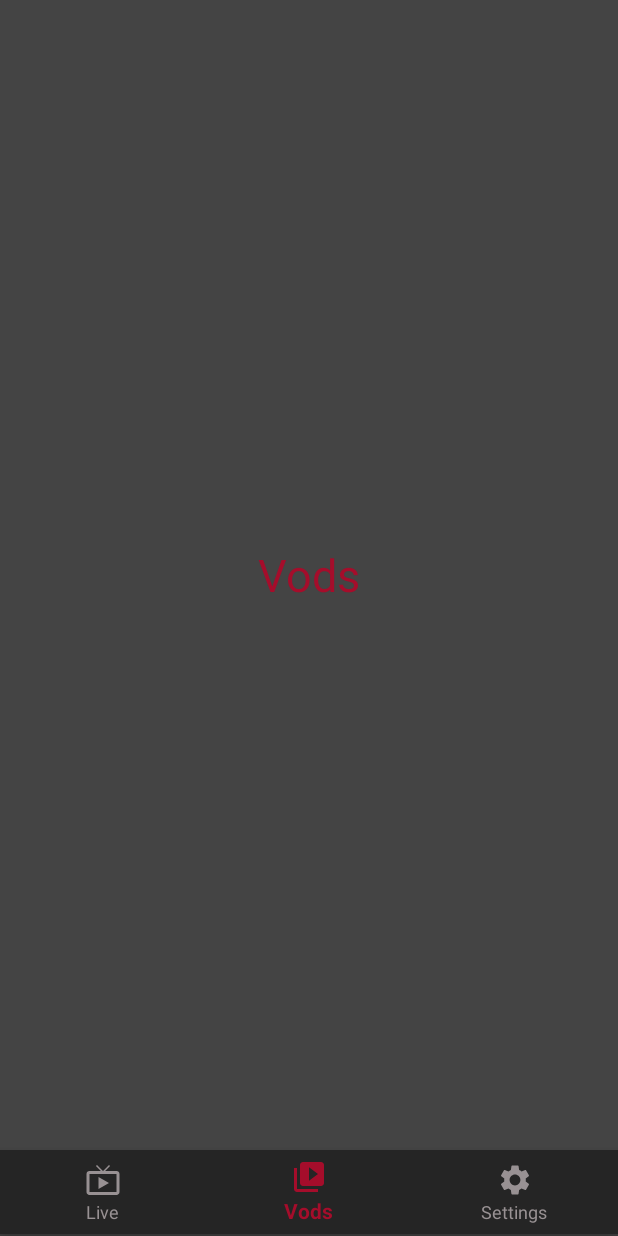
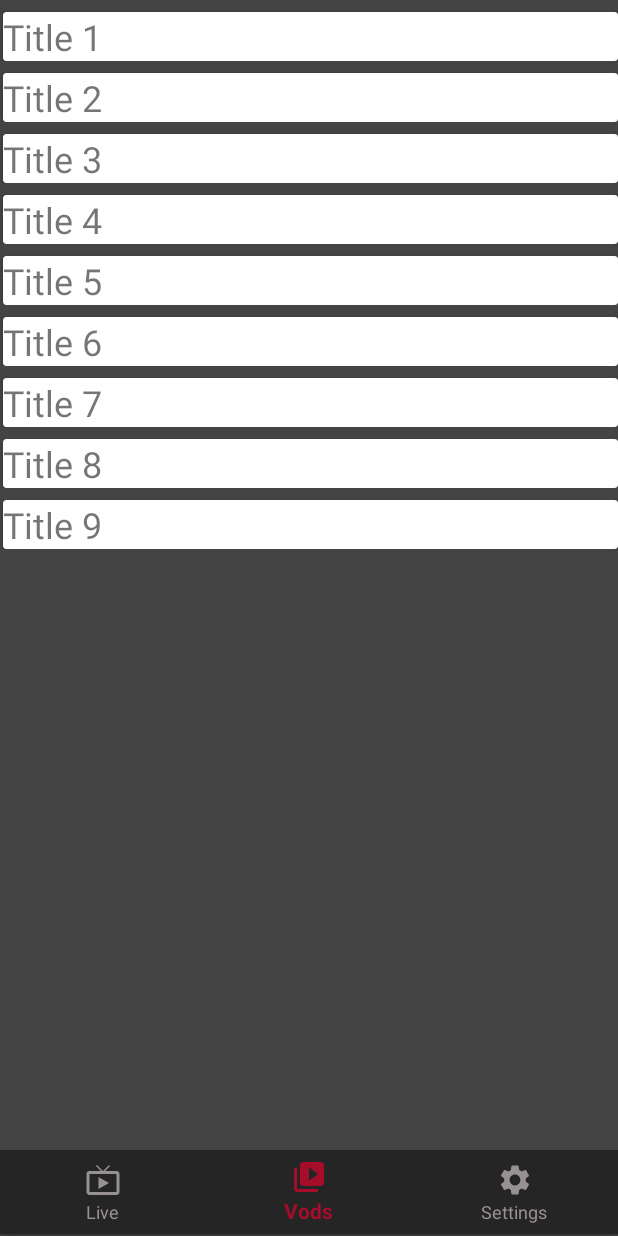
Before and after one commit to leonardosantoss/Twitchflix, an Android app: the screen it shows after launch (MainActivity), item 2 of the bottom bar chosen, on a phone screen of 412 x 824 dp. Run offline under Robolectric (Android 15) with nearby library versions, the phone set to English and light mode, and no system bars.

Commit message:
RecyclerView + CardView on VodsFragment added, displays only example titles

```diff
--- a/app/build.gradle
+++ b/app/build.gradle
@@ -24,6 +24,8 @@ dependencies {
     implementation 'com.android.support:design:28.0.0'
     implementation 'com.android.support.constraint:constraint-layout:1.1.3'
     implementation 'com.android.support:support-v4:28.0.0'
+    implementation 'com.android.support:recyclerview-v7:28.0.0'
+    implementation 'com.android.support:cardview-v7:28.0.0'
     testImplementation 'junit:junit:4.12'
     androidTestImplementation 'com.android.support.test:runner:1.0.2'
     androidTestImplementation 'com.android.support.test.espresso:espresso-core:3.0.2'
--- /dev/null
+++ b/app/src/main/java/com/example/twitchflix/CardAdapter.java
@@ -0,0 +1,48 @@
+package com.example.twitchflix;
+
+import android.support.annotation.NonNull;
+import android.support.v7.widget.RecyclerView;
+import android.view.LayoutInflater;
+import android.view.View;
+import android.view.ViewGroup;
+import android.widget.TextView;
+
+public class CardAdapter extends RecyclerView.Adapter <CardAdapter.MyViewHolder>{
+
+    // Provide a reference to the views for each data item
+    private String[] mFilm = {"Title 1", "Title 2", "Title 3", "Title 4", "Title 5", "Title 6", "Title 7", "Title 8", "Title 9" };
+
+
+
+
+    public static class MyViewHolder extends RecyclerView.ViewHolder{
+        public TextView title;
+
+        public MyViewHolder(View itemView) {
+            super(itemView);
+            this.title = (TextView) itemView.findViewById(R.id.film_title);
+        }
+    }
+
+    // Create new views (invoked by the layout manager)
+    @NonNull
+    @Override
+    public CardAdapter.MyViewHolder onCreateViewHolder(@NonNull ViewGroup viewGroup, int i) {
+        View view =  LayoutInflater.from(viewGroup.getContext()).inflate(R.layout.cardview_vods_layout, viewGroup, false);
+        MyViewHolder vh = new MyViewHolder(view);
+        return vh;
+    }
+
+    // Replace the contents of a view (invoked by the layout manager)
+    @Override
+    public void onBindViewHolder(@NonNull MyViewHolder myViewHolder, int i) {
+        myViewHolder.title.setText(mFilm[i]);
+
+    }
+
+
+    @Override
+    public int getItemCount() {
+        return mFilm.length;
+    }
+}
--- a/app/src/main/java/com/example/twitchflix/MainActivity.java
+++ b/app/src/main/java/com/example/twitchflix/MainActivity.java
@@ -8,6 +8,8 @@ import android.support.v4.app.FragmentManager;
 import android.support.v4.app.FragmentTransaction;
 import android.support.v7.app.AppCompatActivity;
 import android.os.Bundle;
+import android.support.v7.widget.LinearLayoutManager;
+import android.support.v7.widget.RecyclerView;
 import android.view.MenuItem;
 import android.view.View;
 import android.widget.Button;
--- a/app/src/main/java/com/example/twitchflix/VodsFragment.java
+++ b/app/src/main/java/com/example/twitchflix/VodsFragment.java
@@ -6,6 +6,8 @@ import android.os.Bundle;
 import android.support.annotation.NonNull;
 import android.support.annotation.Nullable;
 import android.support.v4.app.Fragment;
+import android.support.v7.widget.LinearLayoutManager;
+import android.support.v7.widget.RecyclerView;
 import android.view.LayoutInflater;
 import android.view.View;
 import android.view.ViewGroup;
@@ -13,10 +15,28 @@ import android.widget.AdapterView;
 import android.widget.ListView;
 
 public class VodsFragment extends Fragment {
+
+
+    private RecyclerView recyclerView;
+    private RecyclerView.Adapter mAdapter;
+    private RecyclerView.LayoutManager layoutManager;
+
     @Nullable
     @Override
     public View onCreateView(@NonNull LayoutInflater inflater, @Nullable ViewGroup container, @Nullable Bundle savedInstanceState) {
-        return inflater.inflate(R.layout.fragment_vods, container, false);
+
+        View rootView = inflater.inflate(R.layout.fragment_vods, container, false);
+
+        recyclerView = (RecyclerView) rootView.findViewById(R.id.recycler_view_vods);
+
+        layoutManager = new LinearLayoutManager(getContext());
+        recyclerView.setLayoutManager(layoutManager);
+
+        mAdapter = new CardAdapter(); // adapter to the card based layout
+        recyclerView.setAdapter(mAdapter);
+
+
+        return rootView;
     }
 
 }
--- /dev/null
+++ b/app/src/main/res/layout/cardview_vods_layout.xml
@@ -0,0 +1,26 @@
+<?xml version="1.0" encoding="utf-8"?>
+
+
+<RelativeLayout xmlns:android="http://schemas.android.com/apk/res/android"
+    android:layout_width="wrap_content" android:layout_height="wrap_content">
+
+    <android.support.v7.widget.CardView xmlns:android="http://schemas.android.com/apk/res/android"
+        android:id="@+id/card_view"
+        android:layout_width="match_parent"
+        android:layout_height="wrap_content"
+        android:layout_alignParentStart="true"
+        android:layout_alignParentTop="true"
+        android:layout_marginStart="2dp"
+        android:layout_marginLeft="5dip"
+        android:layout_marginTop="8dp"
+        android:layout_marginRight="5dip"
+        android:padding="5dp">
+
+        <TextView
+            android:id="@+id/film_title"
+            android:layout_width="wrap_content"
+            android:layout_height="wrap_content"
+            android:text="@string/vods"
+            android:textSize="24sp" />
+    </android.support.v7.widget.CardView>
+</RelativeLayout>
--- a/app/src/main/res/layout/fragment_vods.xml
+++ b/app/src/main/res/layout/fragment_vods.xml
@@ -1,16 +1,13 @@
 <?xml version="1.0" encoding="utf-8"?>
 <RelativeLayout xmlns:android="http://schemas.android.com/apk/res/android"
-    xmlns:app="http://schemas.android.com/apk/res-auto"
     android:layout_width="match_parent"
     android:layout_height="match_parent"
     android:background="@color/backgroundGrey">
 
-    <TextView
-        android:id="@+id/textViewVods"
-        android:layout_width="wrap_content"
-        android:layout_height="wrap_content"
-        android:layout_centerInParent="true"
-        android:text="@string/vods"
-        android:textColor="@color/Wine"
-        android:textSize="30sp" />
+    <android.support.v7.widget.RecyclerView
+        android:id="@+id/recycler_view_vods"
+        android:layout_width="match_parent"
+        android:layout_height="match_parent"
+        android:scrollbars="vertical" />
+
 </RelativeLayout>
--- a/app/src/main/res/values/strings.xml
+++ b/app/src/main/res/values/strings.xml
@@ -11,6 +11,7 @@
     <string name="liveButton">liveButton</string>
     <string name="settingsButton">settingsButton</string>
     <string name="live">Live</string>
+    <string name="image">image</string>
 
 
 </resources>
```
Also changed, not shown: app/src/main/AndroidManifest.xml (+5 -5 lines).
